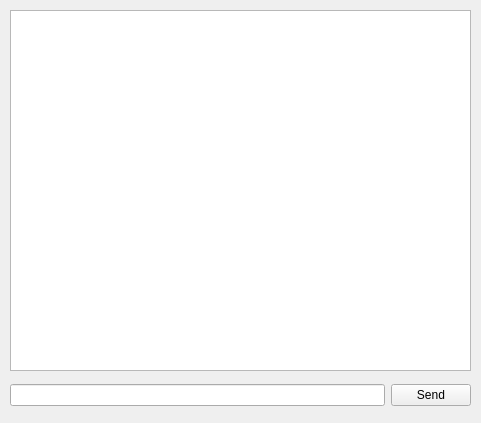
RainySummerLuo/DistributedComputingSystems_Project, file Chatting/gui.ui: the form before one commit.
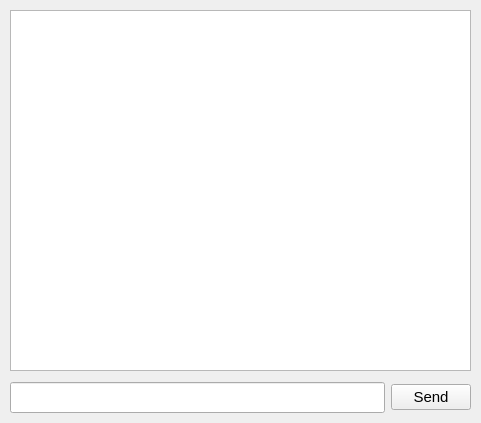
The form after the commit.

Patch:
```diff
--- a/Chatting/gui.ui
+++ b/Chatting/gui.ui
@@ -23,17 +23,29 @@
       <x>10</x>
       <y>380</y>
       <width>461</width>
-      <height>31</height>
+      <height>35</height>
      </rect>
     </property>
     <layout class="QVBoxLayout" name="verticalLayout">
      <item>
       <layout class="QHBoxLayout" name="horizontalLayout">
        <item>
-        <widget class="QLineEdit" name="lineEdit"/>
+        <widget class="QLineEdit" name="lineEdit">
+         <property name="font">
+          <font>
+           <family>华文细黑</family>
+           <pointsize>12</pointsize>
+          </font>
+         </property>
+        </widget>
        </item>
        <item>
         <widget class="QPushButton" name="pushButton">
+         <property name="font">
+          <font>
+           <pointsize>11</pointsize>
+          </font>
+         </property>
          <property name="text">
           <string>Send</string>
          </property>
```
Left out of the diff: 25 changed lines with no effect on the pictures.
